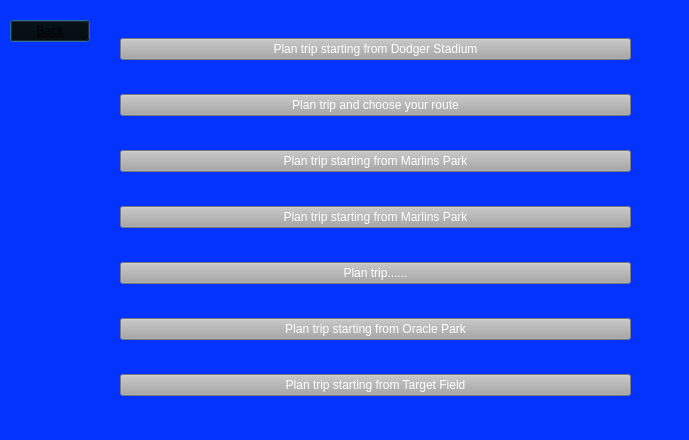
Qt form BaseballProject2/planvacation.ui (tholm1/CS1D-Project-2-Baseball) before a commit.
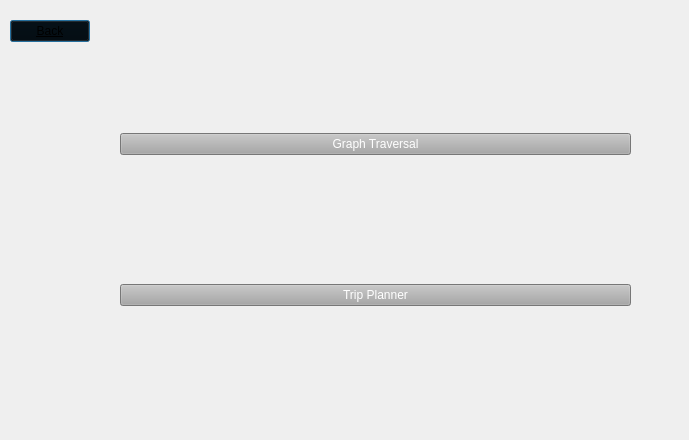
The same form after that commit.

Commit message: Adjust planvacation ui file

What changed in the file:
```diff
--- a/BaseballProject2/planvacation.ui
+++ b/BaseballProject2/planvacation.ui
@@ -14,7 +14,7 @@
    <string>Dialog</string>
   </property>
   <property name="styleSheet">
-   <string notr="true">background-color: rgb(4, 51, 255)</string>
+   <string notr="true"/>
   </property>
   <widget class="QPushButton" name="back_pushButton">
    <property name="geometry">
@@ -44,61 +44,6 @@
     </rect>
    </property>
    <layout class="QVBoxLayout" name="verticalLayout">
-    <item>
-     <widget class="QPushButton" name="pushButton">
-      <property name="styleSheet">
-       <string notr="true">color: rgb(255, 255, 255);
-background-color: rgb(167, 167, 167);</string>
-      </property>
-      <property name="text">
-       <string>Plan trip starting from Dodger Stadium</string>
-      </property>
-     </widget>
-    </item>
-    <item>
-     <widget class="QPushButton" name="pushButton_2">
-      <property name="styleSheet">
-       <string notr="true">color: rgb(255, 255, 255);
-background-color: rgb(167, 167, 167);</string>
-      </property>
-      <property name="text">
-       <string>Plan trip and choose your route</string>
-      </property>
-     </widget>
-    </item>
-    <item>
-     <widget class="QPushButton" name="pushButton_3">
-      <property name="styleSheet">
-       <string notr="true">color: rgb(255, 255, 255);
-background-color: rgb(167, 167, 167);</string>
-      </property>
-      <property name="text">
-       <string>Plan trip starting from Marlins Park</string>
-      </property>
-     </widget>
-    </item>
-    <item>
-     <widget class="QPushButton" name="pushButton_4">
-      <property name="styleSheet">
-       <string notr="true">color: rgb(255, 255, 255);
-background-color: rgb(167, 167, 167);</string>
-      </property>
-      <property name="text">
-       <string>Plan trip starting from Marlins Park</string>
-      </property>
-     </widget>
-    </item>
-    <item>
-     <widget class="QPushButton" name="pushButton_5">
-      <property name="styleSheet">
-       <string notr="true">color: rgb(255, 255, 255);
-background-color: rgb(167, 167, 167);</string>
-      </property>
-      <property name="text">
-       <string>Plan trip......</string>
-      </property>
-     </widget>
-    </item>
     <item>
      <widget class="QPushButton" name="pushButton_6">
       <property name="styleSheet">
@@ -106,7 +51,7 @@
 background-color: rgb(167, 167, 167);</string>
       </property>
       <property name="text">
-       <string>Plan trip starting from Oracle Park</string>
+       <string>Graph Traversal</string>
       </property>
      </widget>
     </item>
@@ -117,7 +62,7 @@
 background-color: rgb(167, 167, 167);</string>
       </property>
       <property name="text">
-       <string>Plan trip starting from Target Field</string>
+       <string>Trip Planner</string>
       </property>
      </widget>
     </item>
```
